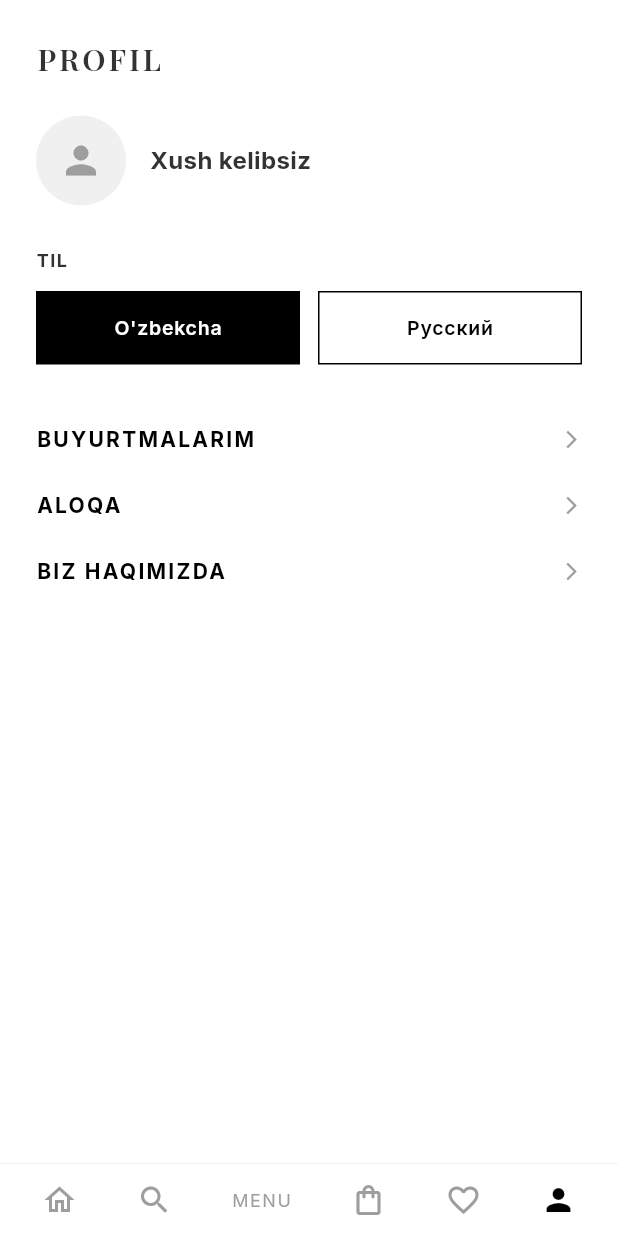
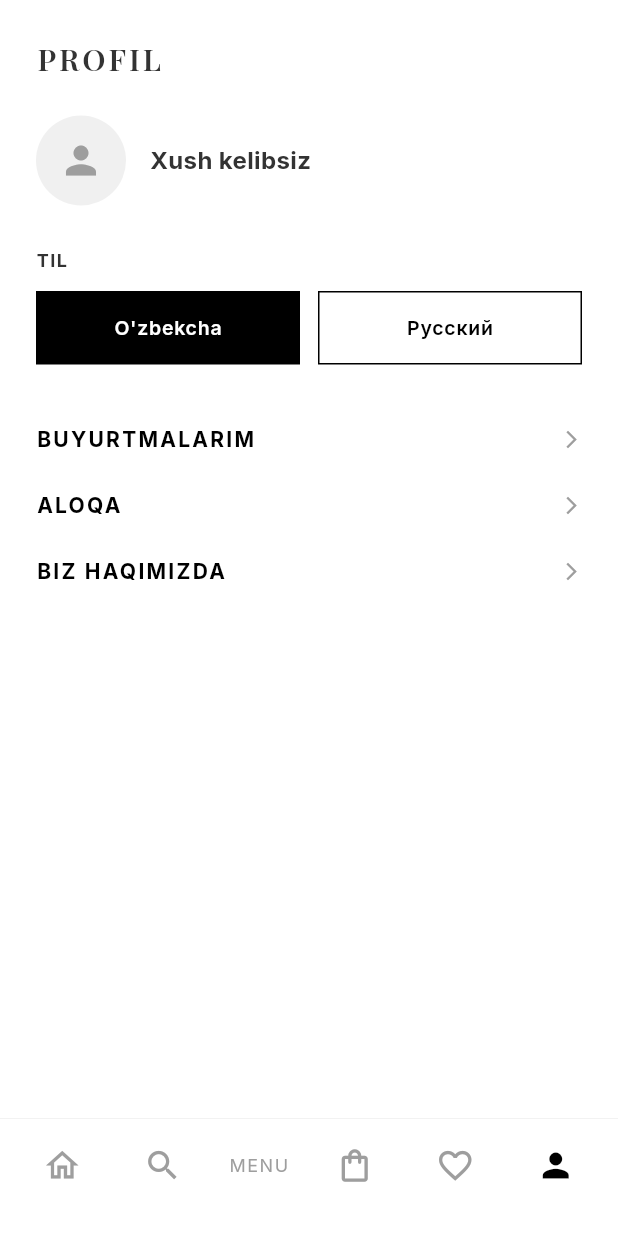
Before and after one commit to R94546/Basic-Store, a Flutter app: the screen it shows after launch, item 2 of the bottom bar chosen, after a tap on the "person outline" icon, on a phone screen of 412 x 824 dp. Run offline on Flutter 3.47's test engine with Material 3 defaults, Android fonts, the phone set to English and light mode, and no system bars; our stand-ins replace cached_network_image, cloud_firestore, file_picker, firebase_auth, firebase_core, firebase_storage and 6 more; missing offline and left inert: dart:js_interop; accounts and stored records are empty.

Commit message:
customer_app: logotip + navbar/scroll Mini App tuzatishlari
- Telegram scroll yopilishi tuzatildi (disableVerticalSwipes)
- Pastki navbar iPhone home-indikatori ustiga ko'tarildi + kattaroq tugmalar
- BASIC STORE logotipi (header + favicon + PWA ikonkalar)

Co-Authored-By: Claude Opus 4.8 <noreply@anthropic.com>

```diff
--- a/customer_app/lib/core/telegram/telegram_web.dart
+++ b/customer_app/lib/core/telegram/telegram_web.dart
@@ -12,6 +12,7 @@ extension type _Telegram(JSObject _) implements JSObject {
 extension type _WebApp(JSObject _) implements JSObject {
   external void ready();
   external void expand();
+  external void disableVerticalSwipes();
   external _InitData? get initDataUnsafe;
 }
 
@@ -73,4 +74,8 @@ void expand() {
   try {
     _webApp?.expand();
   } catch (_) {}
+  // Vertikal swipe (pastga surib yopish) ni o'chirish — scroll ishlashi uchun
+  try {
+    _webApp?.disableVerticalSwipes();
+  } catch (_) {}
 }
--- a/customer_app/lib/features/shop/customer_shell.dart
+++ b/customer_app/lib/features/shop/customer_shell.dart
@@ -49,9 +49,17 @@ class _CustomerShellState extends State<CustomerShell> {
             top: BorderSide(color: Colors.grey.shade200, width: 0.5),
           ),
         ),
-        child: SafeArea(
         child: Padding(
-            padding: const EdgeInsets.symmetric(horizontal: 8, vertical: 12),
+          // iPhone home-indikatori ustida joylashishi uchun pastdan masofa
+          padding: EdgeInsets.only(
+            left: 8,
+            right: 8,
+            top: 12,
+            bottom: 12 +
+                (MediaQuery.viewPaddingOf(context).bottom > 0
+                    ? MediaQuery.viewPaddingOf(context).bottom
+                    : 16),
+          ),
           child: Row(
             mainAxisAlignment: MainAxisAlignment.spaceAround,
             children: [
@@ -104,7 +112,6 @@ class _CustomerShellState extends State<CustomerShell> {
             ),
           ),
         ),
-      ),
       );
   }
 }
@@ -128,13 +135,17 @@ class _NavItem extends StatelessWidget {
   Widget build(BuildContext context) {
     return GestureDetector(
       onTap: onTap,
+      behavior: HitTestBehavior.opaque,
+      child: Padding(
+        // Bosish maydonini kattalashtirish
+        padding: const EdgeInsets.symmetric(horizontal: 10, vertical: 6),
         child: Stack(
           clipBehavior: Clip.none,
           children: [
             Icon(
               isActive ? activeIcon : icon,
               color: isActive ? Colors.black : Colors.grey,
-            size: 24,
+              size: 26,
             ),
           if (badge != null && badge! > 0)
             Positioned(
@@ -163,6 +174,7 @@ class _NavItem extends StatelessWidget {
             ),
           ],
         ),
+      ),
     );
   }
 }
--- a/customer_app/lib/features/shop/screens/home_screen.dart
+++ b/customer_app/lib/features/shop/screens/home_screen.dart
@@ -137,11 +137,7 @@ class _HomeScreenState extends State<HomeScreen> {
       padding: const EdgeInsets.fromLTRB(20, 16, 12, 8),
       child: Row(
         children: [
-          const Text('BASIC STORE',
-              style: TextStyle(
-                  fontSize: 20,
-                  fontWeight: FontWeight.bold,
-                  letterSpacing: 3)),
+          Image.asset('assets/images/logo.png', height: 30),
           const Spacer(),
           IconButton(
             icon: const Icon(Icons.person_outline, color: Colors.black),
--- a/customer_app/pubspec.yaml
+++ b/customer_app/pubspec.yaml
@@ -73,6 +73,7 @@ flutter:
   # To add assets to your application, add an assets section, like this:
   assets:
     - assets/videos/
+    - assets/images/
 
   # An image asset can refer to one or more resolution-specific "variants", see
   # https://flutter.dev/to/resolution-aware-images
```
Also changed, not shown: customer_app/assets/images/logo.png (added), 7 other files. Lines whose indentation alone changed are shown as unchanged.
